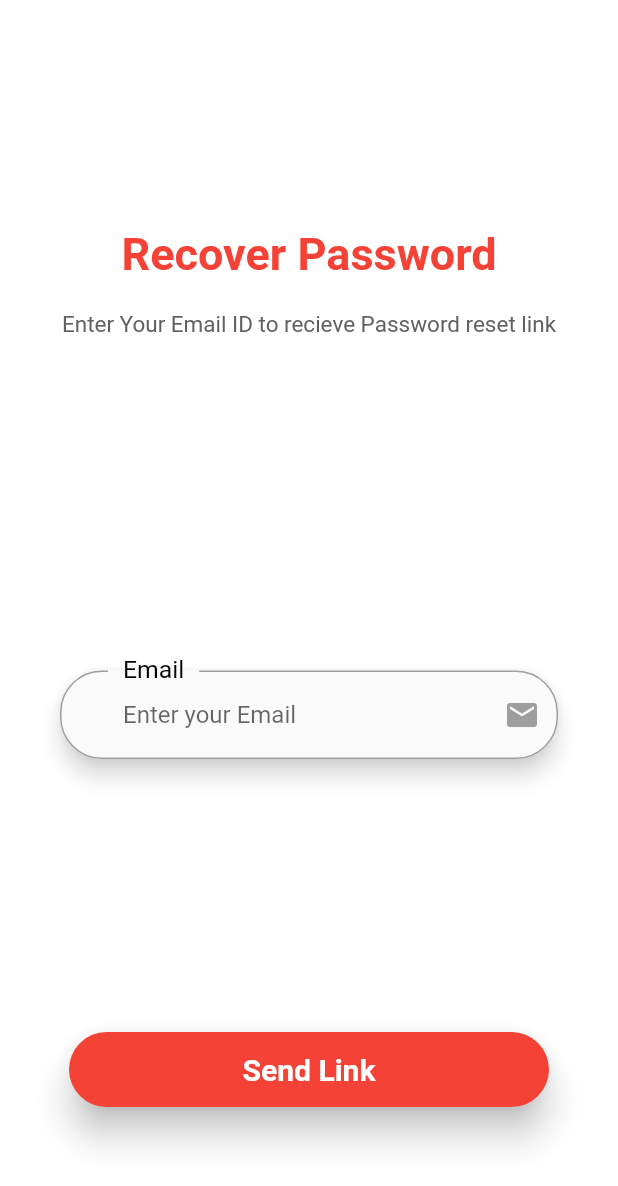
After one commit to laxminagaral/womens-fashion-store, a Flutter app: the ForgetPasswordpage screen opened directly, on a phone screen of 412 x 824 dp. The commit adds this screen. Shown: the top 1186 px of the screen. Run offline on Flutter 3.47's test engine with Material 2 defaults, Android fonts, the phone set to English and light mode, and no system bars; our stand-ins replace firebase_auth, firebase_core, flutter_svg, simple_animations; accounts and stored records are empty.

Commit message:
many more changes done

```diff
--- a/lib/firedata/authemail.dart
+++ b/lib/firedata/authemail.dart
@@ -6,13 +6,13 @@ import 'package:firebase_auth/firebase_auth.dart';
  //amele use madbek ok na
 
 
- signUp(e,p){
+ signUp(em,ps){
 
 try {
  FirebaseAuth.instance.createUserWithEmailAndPassword(
-    email: e,
-    password: p,
-  );
+    email: em,
+    password: ps,
+  ).then((value) => print(value));
 } on FirebaseAuthException catch (e) {
   if (e.code == 'weak-password') {
     print('The password provided is too weak.');
@@ -24,3 +24,47 @@ try {
 }
 
 }
+
+
+logIn(em,ps){
+
+try {
+ FirebaseAuth.instance.signInWithEmailAndPassword(
+    email: em,
+    password: ps,
+  ).then((value) => {
+
+  });
+} on FirebaseAuthException catch (e) {
+  if (e.code == 'weak-password') {
+    print('The password provided is too weak.');
+  } else if (e.code == 'email-already-in-use') {
+    print('The account already exists for that email.');
+  }
+} catch (e) {
+  print(e);
+}
+
+}
+
+
+forgotPass(em){
+
+try {
+ FirebaseAuth.instance.sendPasswordResetEmail(
+    email: em,
+
+  ).then((value) => {
+
+  });
+} on FirebaseAuthException catch (e) {
+  if (e.code == 'weak-password') {
+    print('The password provided is too weak.');
+  } else if (e.code == 'email-already-in-use') {
+    print('The account already exists for that email.');
+  }
+} catch (e) {
+  print(e);
+}
+
+}
--- /dev/null
+++ b/lib/forgotpass.dart
@@ -0,0 +1,173 @@
+import 'package:flutter/material.dart';
+import 'package:flutter_svg/flutter_svg.dart';
+import 'package:shop_app/screens/home/home_screen.dart';
+import 'package:shop_app/signup_page.dart';
+
+import 'FadeAnimation.dart';
+
+class ForgetPasswordpage extends StatefulWidget {
+  @override
+  _ForgetPasswordpageState createState() => _ForgetPasswordpageState();
+}
+
+class _ForgetPasswordpageState extends State<ForgetPasswordpage> {
+  bool remember = false;
+
+  @override
+  Widget build(BuildContext context) {
+    return Scaffold(
+      resizeToAvoidBottomInset: false,
+      backgroundColor: Colors.white,
+      appBar: AppBar(
+        elevation: 0,
+        brightness: Brightness.light,
+        backgroundColor: Colors.white,
+      ),
+      body: Container(
+        margin: EdgeInsets.only(top: 10),
+        height: MediaQuery.of(context).size.height - 10,
+        width: double.infinity,
+        child: Column(
+          mainAxisAlignment: MainAxisAlignment.spaceBetween,
+          children: <Widget>[
+            Expanded(
+              child: Column(
+                mainAxisAlignment: MainAxisAlignment.spaceEvenly,
+                children: <Widget>[
+                  Column(
+                    children: <Widget>[
+                      Text(
+                        "Recover Password",
+                        style: TextStyle(
+                            color: Colors.red,
+                            fontSize: 30,
+                            fontWeight: FontWeight.bold),
+                      ),
+                      SizedBox(
+                        height: 20,
+                      ),
+                      Text(
+                        "Enter Your Email ID to recieve Password reset link",
+                        style: TextStyle(fontSize: 15, color: Colors.grey[700]),
+                      )
+                    ],
+                  ),
+                  SizedBox(height: 50),
+                  Padding(
+                    padding: EdgeInsets.symmetric(horizontal: 40),
+                    child: Column(
+                      children: <Widget>[
+                        FadeAnimation(
+                            1.2,
+                            Material(
+                              elevation: 6,
+                              borderRadius: BorderRadius.circular(28),
+                              shadowColor: Colors.grey[200],
+                              child: TextFormField(
+                                decoration: InputDecoration(
+                                    labelText: "Email",
+                                    labelStyle: TextStyle(
+                                        color: Colors.black, fontSize: 22),
+                                    hintText: "Enter your Email",
+                                    suffixIcon:
+                                        Icon(Icons.mail, color: Colors.grey),
+                                    floatingLabelBehavior:
+                                        FloatingLabelBehavior.always,
+                                    contentPadding: EdgeInsets.symmetric(
+                                        horizontal: 42, vertical: 20),
+                                    enabledBorder: OutlineInputBorder(
+                                      borderRadius: BorderRadius.circular(28),
+                                      borderSide:
+                                          BorderSide(color: Colors.grey),
+                                      gapPadding: 10,
+                                    ),
+                                    focusedBorder: OutlineInputBorder(
+                                      borderRadius: BorderRadius.circular(28),
+                                      borderSide:
+                                          BorderSide(color: Colors.grey),
+                                      gapPadding: 10,
+                                    )),
+                              ),
+                            ),
+                            Container(
+                              decoration: BoxDecoration(
+                                  border: Border(bottom: BorderSide()),
+                                  boxShadow: [
+                                    BoxShadow(
+                                      color: Colors.grey,
+                                      blurRadius: 1.5,
+                                      spreadRadius: 0.0,
+                                    )
+                                  ]),
+                            )),
+                        SizedBox(height: 5),
+                       ],
+                    ),
+                  ),
+                  SizedBox(height: 5),
+                  Padding(
+                    padding: EdgeInsets.symmetric(horizontal: 40),
+                    child: Container(
+                      padding: EdgeInsets.only(top: 0, left: 0),
+                      decoration: BoxDecoration(
+                        borderRadius: BorderRadius.circular(25),
+                      ),
+                      child: MaterialButton(
+                        elevation: 10,
+                        minWidth: 320,
+                        height: 50,
+                        onPressed: () {
+                          Navigator.push(
+                              context,
+                              MaterialPageRoute(
+                                  builder: (context) => HomeScreen()));
+                        },
+                        color: Colors.red,
+                        shape: RoundedRectangleBorder(
+                            borderRadius: BorderRadius.circular(25)),
+                        child: Text(
+                          "Send Link",
+                          style: TextStyle(
+                              color: Colors.white,
+                              fontWeight: FontWeight.bold,
+                              fontSize: 20),
+                        ),
+                      ),
+                    ),
+                  ),
+                 ],
+              ),
+            ),
+          ],
+        ),
+      ),
+    );
+  }
+}
+
+class SocalCard extends StatelessWidget {
+  const SocalCard({
+    Key key,
+    this.press,
+    this.image,
+  }) : super(key: key);
+  final Function press;
+  final String image;
+
+  @override
+  Widget build(BuildContext context) {
+    return GestureDetector(
+      onTap: press,
+      child: Container(
+        margin: EdgeInsets.symmetric(horizontal: 10),
+        height: 40,
+        width: 40,
+        decoration: BoxDecoration(
+          color: Color(0xFFF5F6F9),
+          shape: BoxShape.circle,
+        ),
+        child: Image.asset(image),
+      ),
+    );
+  }
+}
```
Also changed, not shown: lib/loginpage.dart (+59 -27 lines).
